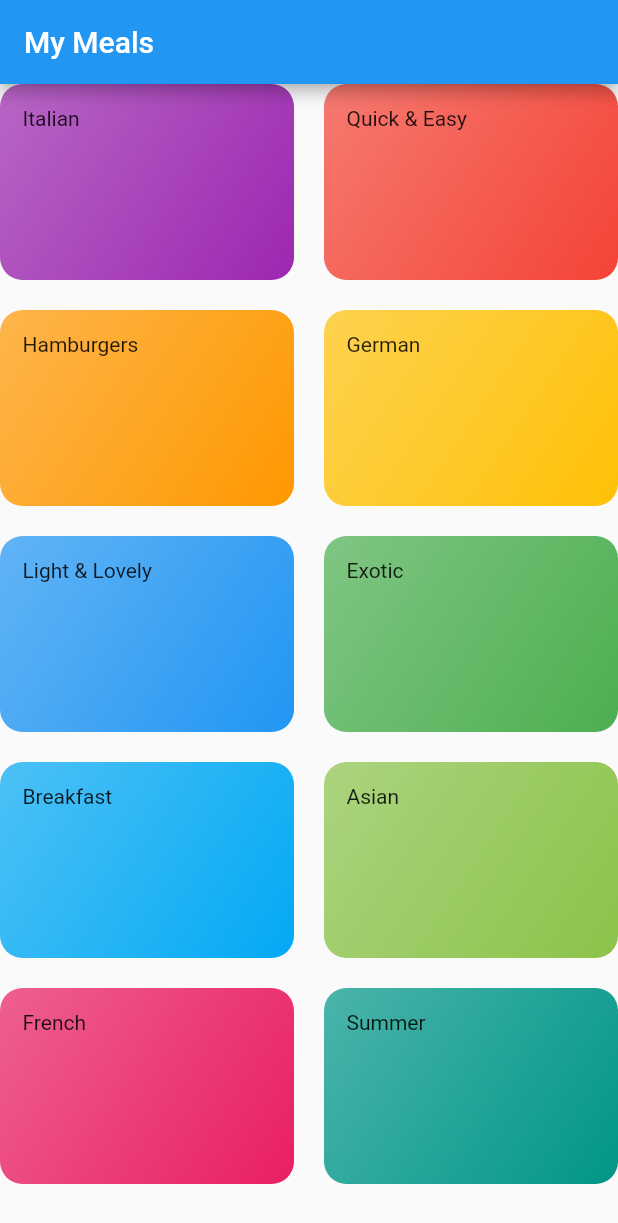
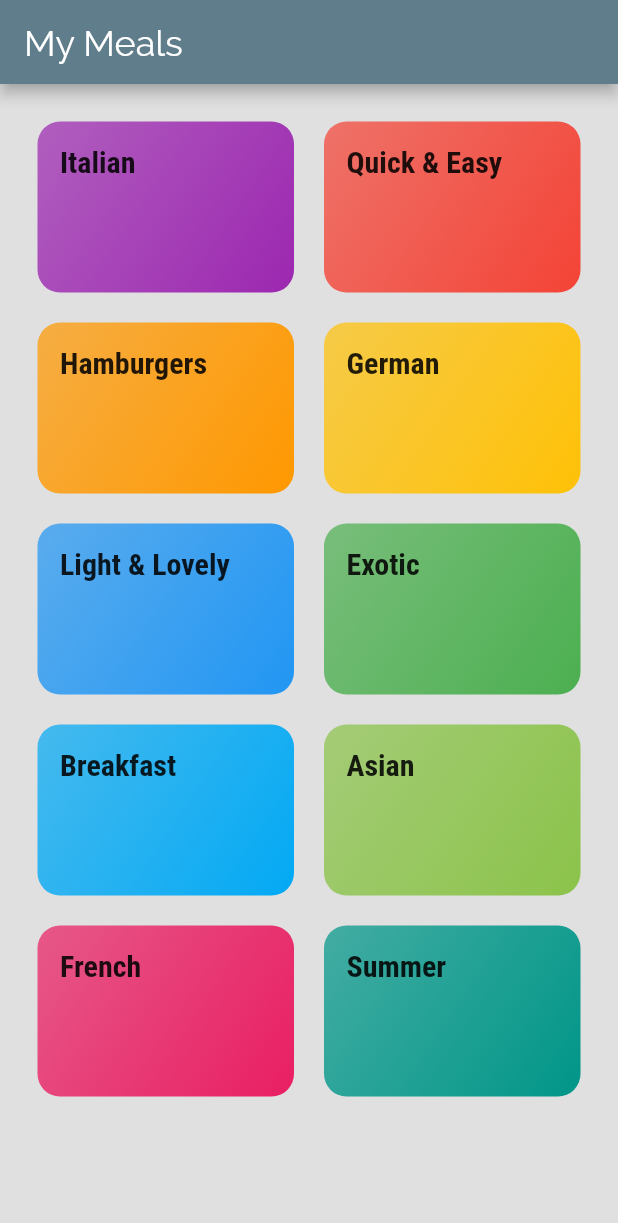
Before and after one commit to OrMizL/my_meals_app, a Flutter app: the screen it shows after launch, on a phone screen of 412 x 824 dp. Shown: the top 1223 px of the screen. Run offline on Flutter 3.47's test engine with Material 2 defaults, Android fonts, the phone set to English and light mode, and no system bars.

Commit message:
More theming and styling

```diff
--- a/lib/categories_page.dart
+++ b/lib/categories_page.dart
@@ -4,7 +4,6 @@ import './dummy_data.dart';
 import './category_item.dart';
 
 class CategoriesPage extends StatelessWidget {
-  const CategoriesPage({super.key});
 
   @override
   Widget build(BuildContext context) {
@@ -13,6 +12,7 @@ class CategoriesPage extends StatelessWidget {
         title: const Text('My Meals'),
       ),
       body: GridView(
+        padding: const EdgeInsets.all(25),
         gridDelegate: SliverGridDelegateWithMaxCrossAxisExtent(
           maxCrossAxisExtent: 200,
           childAspectRatio: 3 / 2,
--- a/lib/category_item.dart
+++ b/lib/category_item.dart
@@ -15,7 +15,10 @@ class CategoryItem extends StatelessWidget {
   Widget build(BuildContext context) {
     return Container(
       padding: const EdgeInsets.all(15),
-      child: Text(title),
+      child: Text(
+        title,
+        style: Theme.of(context).textTheme.titleMedium,
+      ),
       decoration: BoxDecoration(
         gradient: LinearGradient(
           colors: [
--- a/lib/main.dart
+++ b/lib/main.dart
@@ -8,9 +8,36 @@ class MyApp extends StatelessWidget {
   @override
   Widget build(BuildContext context) {
     return MaterialApp(
-      title: 'DeliMeals',
+      title: 'My Meals',
       theme: ThemeData(
-        primarySwatch: Colors.blue,
+        colorScheme: ColorScheme.fromSwatch(primarySwatch: Colors.blueGrey)
+            .copyWith(secondary: Colors.deepPurple),
+        canvasColor: Color.fromRGBO(224, 224, 224, 1),
+        fontFamily: 'Raleway',
+        textTheme: ThemeData.light().textTheme.copyWith(
+              bodyLarge: TextStyle(
+                color: Color.fromRGBO(20, 51, 51, 1),
+              ),
+              bodyMedium: TextStyle(
+                color: Color.fromRGBO(20, 51, 51, 1),
+              ),
+              bodySmall: TextStyle(
+                color: Color.fromRGBO(20, 51, 51, 1),
+              ),
+              titleLarge: TextStyle(
+                fontSize: 24,
+                fontFamily: 'Raleway',
+              ),
+              titleMedium: TextStyle(
+                fontSize: 20,
+                fontFamily: 'RobotoCondensed',
+                fontWeight: FontWeight.bold,
+              ),
+              titleSmall: TextStyle(
+                fontSize: 16,
+                fontFamily: 'RobotoCondensed',
+              ),
+            ),
       ),
       home: CategoriesPage(),
     );
--- a/lib/models/category.dart
+++ b/lib/models/category.dart
@@ -6,8 +6,8 @@ class Category {
   final Color color;
 
   const Category({
-    required this.id,
-    required this.title,
+    @required this.id,
+    @required this.title,
     this.color = Colors.orange,
   });
 }
```
Also changed, not shown: pubspec.yaml (+17 -12 lines), assets/fonts/Raleway-Black.ttf (added), assets/fonts/Raleway-Bold.ttf (added), assets/fonts/Raleway-Regular.ttf (added), assets/fonts/RobotoCondensed-Bold.ttf (added), assets/fonts/RobotoCondensed-Italic.ttf (added), assets/fonts/RobotoCondensed-Light.ttf (added), assets/fonts/RobotoCondensed-Regular.ttf (added), pubspec.lock.
